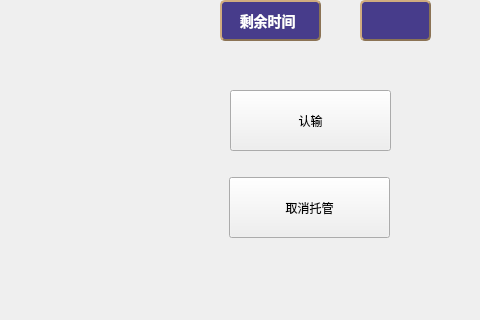
Before: the Qt Designer form surakarta-client/online_view.ui in programming-team-X-C-X/Surakarta-private, drawn with Qt 5; both pictures show x 570 to 1050 and y 380 to 700 of the 1050 by 700 pixel window.
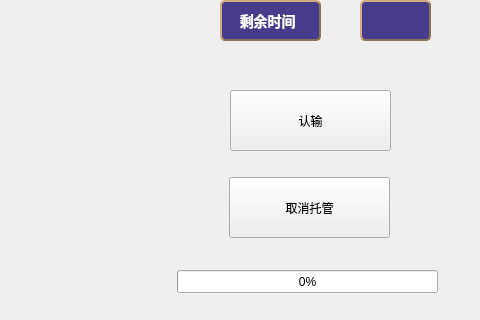
After: the same form once the commit is applied.

```diff
--- a/surakarta-client/online_view.ui
+++ b/surakarta-client/online_view.ui
@@ -459,6 +459,19 @@
     <string>取消托管</string>
    </property>
   </widget>
+  <widget class="QProgressBar" name="AIprogressBar">
+   <property name="geometry">
+    <rect>
+     <x>747</x>
+     <y>650</y>
+     <width>261</width>
+     <height>23</height>
+    </rect>
+   </property>
+   <property name="value">
+    <number>0</number>
+   </property>
+  </widget>
  </widget>
  <resources/>
  <connections/>
```
